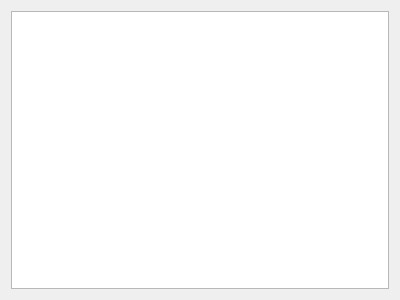
Open-Transactions/Moneychanger, file src/moneychanger/Widgets/pageoffer_summary.ui: the form before one commit.
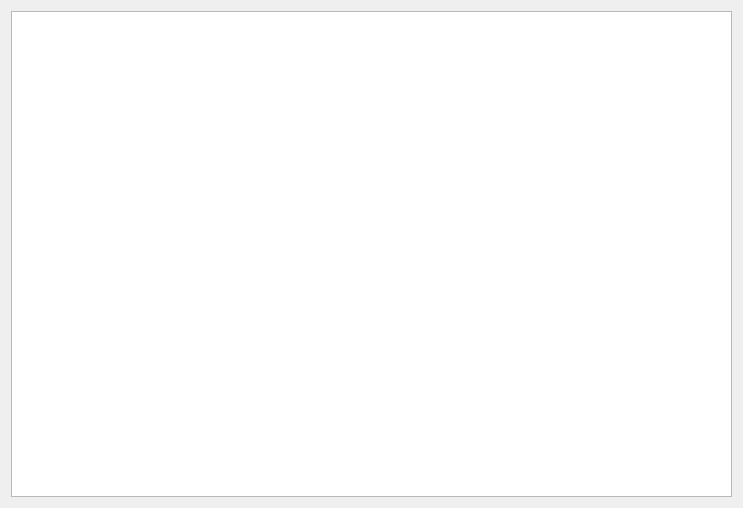
The form after the commit.

Patch:
```diff
--- a/src/moneychanger/Widgets/pageoffer_summary.ui
+++ b/src/moneychanger/Widgets/pageoffer_summary.ui
@@ -6,10 +6,28 @@
    <rect>
     <x>0</x>
     <y>0</y>
-    <width>400</width>
-    <height>300</height>
+    <width>743</width>
+    <height>508</height>
    </rect>
   </property>
+  <property name="sizePolicy">
+   <sizepolicy hsizetype="Fixed" vsizetype="Fixed">
+    <horstretch>0</horstretch>
+    <verstretch>0</verstretch>
+   </sizepolicy>
+  </property>
+  <property name="minimumSize">
+   <size>
+    <width>743</width>
+    <height>508</height>
+   </size>
+  </property>
+  <property name="maximumSize">
+   <size>
+    <width>743</width>
+    <height>508</height>
+   </size>
+  </property>
   <property name="windowTitle">
    <string>WizardPage</string>
   </property>
```
